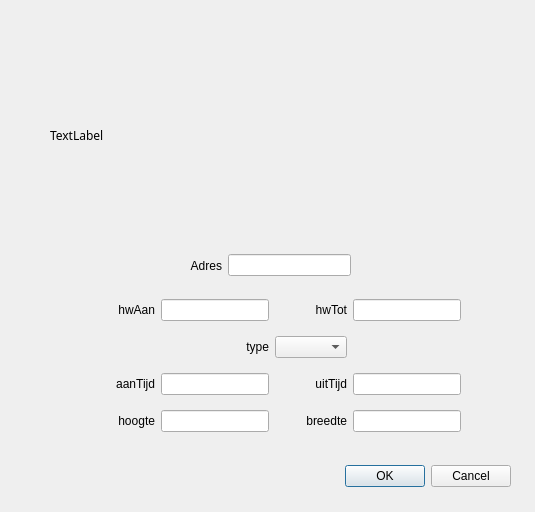
Zoev89/baan, file baanUI/QtWisselDialoog.ui: the form before one commit.
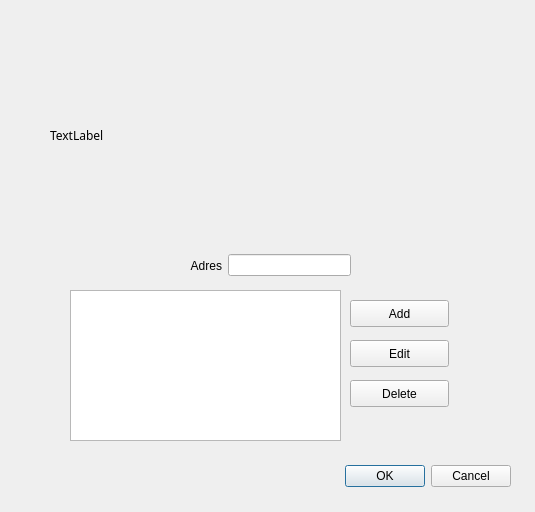
The form after the commit.

Commit message: Add draaischijf dialoog + add van uitgangen, nu eerst draaischijf toevoegen aan blk file want dat kan nog niet en ik ben hem kwijt..

The edit to the form file:
```diff
--- a/baanUI/QtWisselDialoog.ui
+++ b/baanUI/QtWisselDialoog.ui
@@ -83,7 +83,7 @@
     </rect>
    </property>
    <property name="currentIndex">
-    <number>1</number>
+    <number>2</number>
    </property>
    <widget class="QWidget" name="wissel">
     <widget class="QWidget" name="gridLayoutWidget">
@@ -268,6 +268,66 @@
      </layout>
     </widget>
    </widget>
+   <widget class="QWidget" name="draaischijf">
+    <widget class="QTableWidget" name="draaiAansluiting">
+     <property name="geometry">
+      <rect>
+       <x>10</x>
+       <y>0</y>
+       <width>271</width>
+       <height>151</height>
+      </rect>
+     </property>
+     <attribute name="horizontalHeaderCascadingSectionResizes">
+      <bool>false</bool>
+     </attribute>
+     <attribute name="horizontalHeaderDefaultSectionSize">
+      <number>60</number>
+     </attribute>
+     <attribute name="horizontalHeaderMinimumSectionSize">
+      <number>30</number>
+     </attribute>
+    </widget>
+    <widget class="QPushButton" name="Add">
+     <property name="geometry">
+      <rect>
+       <x>290</x>
+       <y>10</y>
+       <width>99</width>
+       <height>27</height>
+      </rect>
+     </property>
+     <property name="text">
+      <string>Add</string>
+     </property>
+    </widget>
+    <widget class="QPushButton" name="Delete">
+     <property name="geometry">
+      <rect>
+       <x>290</x>
+       <y>90</y>
+       <width>99</width>
+       <height>27</height>
+      </rect>
+     </property>
+     <property name="text">
+      <string>Delete</string>
+     </property>
+    </widget>
+    <widget class="QPushButton" name="Edit">
+     <property name="geometry">
+      <rect>
+       <x>290</x>
+       <y>50</y>
+       <width>99</width>
+       <height>27</height>
+      </rect>
+     </property>
+     <property name="text">
+      <string>Edit</string>
+     </property>
+    </widget>
+   </widget>
   </widget>
  </widget>
  <resources/>
```
The commit also changes 42 other files.
